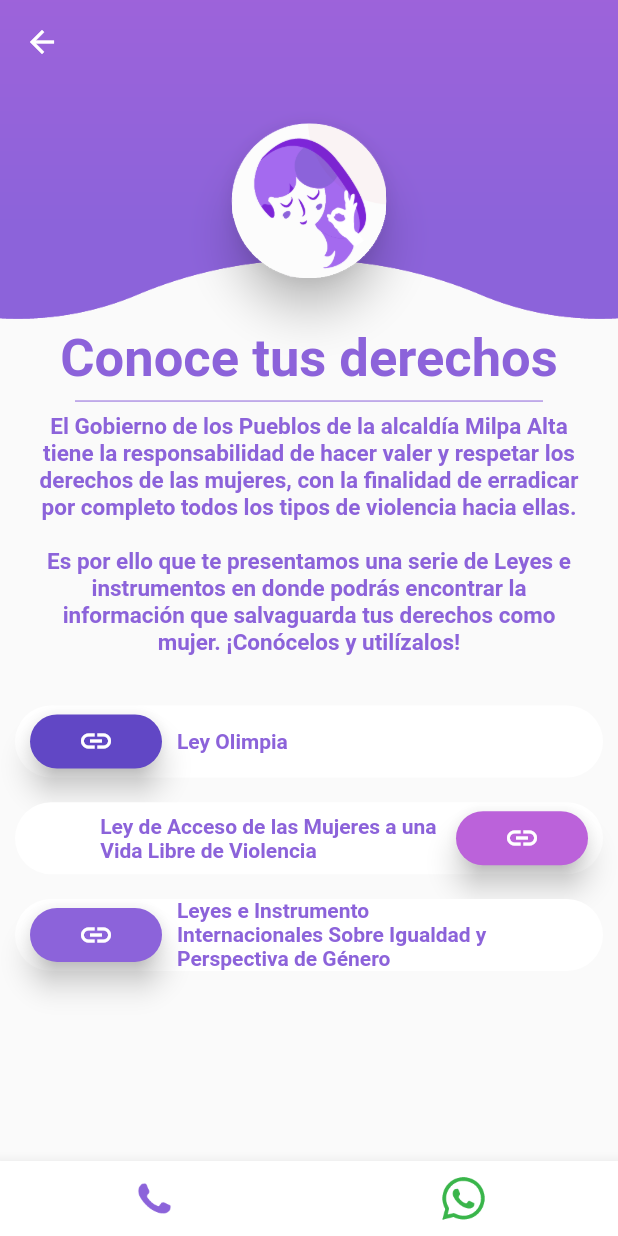
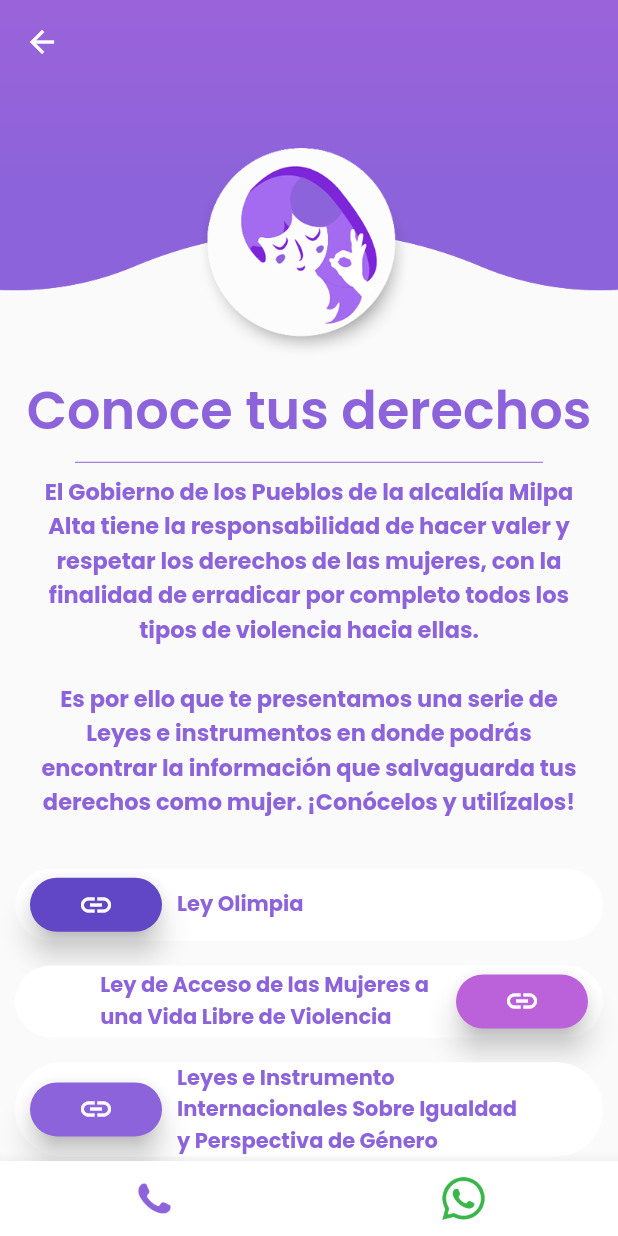
Before and after one commit to aletscst/violencia-cero-mp-app, a Flutter app: the ConoceDerechosPage screen opened by its route, on a phone screen of 412 x 824 dp. Run offline on Flutter 3.47's test engine with Material 2 defaults, Android fonts, the phone set to English and light mode, and no system bars; our stand-ins replace google_maps_flutter, shared_preferences; missing offline and left inert: checkbox_formfield; accounts and stored records are empty.

Commit message:
cambios 09 02 2021

```diff
--- a/lib/main.dart
+++ b/lib/main.dart
@@ -32,6 +32,7 @@ class MyApp extends StatelessWidget {
   @override
   Widget build(BuildContext context) {
     return MaterialApp(
+      theme: ThemeData(fontFamily: 'Poppins'),
       debugShowCheckedModeBanner: false,
       initialRoute: 'inicio',
       routes: <String, WidgetBuilder>{
--- a/lib/src/pages/denuncia/report_page.dart
+++ b/lib/src/pages/denuncia/report_page.dart
@@ -167,7 +167,7 @@ class _ReportPageState extends State<ReportPage> {
     resp.then((response) {
       if (response.status) {
         final DataSuccess success = new DataSuccess(
-            message: 'Denuncia Envida\n Nos comunicaremos contigo pronto',
+            message: 'Denuncia Enviada\n Nos comunicaremos contigo pronto',
             route1: 'inicio',
             route2: 'home');
         Navigator.pushReplacementNamed(context, 'success', arguments: success);
--- a/lib/src/pages/new_desing/conoce_derechos_page.dart
+++ b/lib/src/pages/new_desing/conoce_derechos_page.dart
@@ -27,12 +27,12 @@ class ConoceDerechosPage extends StatelessWidget {
 
   Widget _fondo(Size sizeScreen) {
     return Container(
-      height: sizeScreen.height * .35,
+      height: sizeScreen.height * .30,
       width: sizeScreen.width,
       decoration: BoxDecoration(
         image: DecorationImage(
           alignment: Alignment(0.0, 2.5),
-          image: AssetImage('assets/images/fondoSup.png'),
+          image: AssetImage('assets/images/principal3.png'),
           fit: BoxFit.cover,
         ),
       ),
@@ -42,16 +42,9 @@ class ConoceDerechosPage extends StatelessWidget {
   Widget _elements(Size sizeScreen, BuildContext context) {
     return Container(
       width: double.infinity,
-      padding: EdgeInsets.only(top: sizeScreen.height * 0.06),
+      padding: EdgeInsets.only(top: sizeScreen.height * 0.30),
       child: Column(
         children: [
-          SizedBox(
-            height: sizeScreen.height * 0.04,
-          ),
-          _imgVcero(sizeScreen),
-          SizedBox(
-            height: sizeScreen.height * 0.04,
-          ),
           _derechosText(),
           Container(
             padding: EdgeInsets.symmetric(horizontal: 50.0),
@@ -69,28 +62,17 @@ class ConoceDerechosPage extends StatelessWidget {
     );
   }
 
-  Widget _imgVcero(Size sizeScreen) {
-    return Container(
-      child: Material(
-        elevation: 12.0,
-        shape: CircleBorder(),
-        child: Image(
-          width: sizeScreen.width * 0.25,
-          image: AssetImage('assets/images/principal1.png'),
-        ),
-      ),
-    );
-  }
-
   Widget _derechosText() {
     return Container(
       child: Text(
         'Conoce tus derechos',
         textAlign: TextAlign.center,
         style: TextStyle(
-            fontSize: 35.0,
-            color: Color.fromRGBO(140, 99, 218, 1.0),
-            fontWeight: FontWeight.bold),
+          fontSize: 35.0,
+          //fontFamily: 'Poppins',
+          color: Color.fromRGBO(140, 99, 218, 1.0),
+          //fontWeight: FontWeight.bold,
+        ),
       ),
     );
   }
@@ -108,9 +90,11 @@ class ConoceDerechosPage extends StatelessWidget {
             'como mujer. ¡Conócelos y utilízalos!',
         textAlign: TextAlign.center,
         style: TextStyle(
-            fontSize: 15.0,
-            color: Color.fromRGBO(140, 99, 218, 1.0),
-            fontWeight: FontWeight.bold),
+          fontSize: 15.0,
+          //fontFamily: 'Poppins',
+          color: Color.fromRGBO(140, 99, 218, 1.0),
+          fontWeight: FontWeight.bold,
+        ),
       ),
     );
   }
--- a/lib/src/pages/new_desing/inicio_page.dart
+++ b/lib/src/pages/new_desing/inicio_page.dart
@@ -97,7 +97,7 @@ class InicioPage extends StatelessWidget {
         elevation: 12.0,
         shape: CircleBorder(),
         child: Image(
-          width: sizeScreen.width * 0.25,
+          width: sizeScreen.width * 0.28,
           image: AssetImage('assets/images/principal1.png'),
         ),
       ),
--- a/pubspec.yaml
+++ b/pubspec.yaml
@@ -77,6 +77,12 @@ flutter:
   # "family" key with the font family name, and a "fonts" key with a
   # list giving the asset and other descriptors for the font. For
   # example:
+  fonts:
+    - family: Poppins
+      fonts:
+        - asset: assets/fonts/Poppins-Black.ttf
+        - asset: assets/fonts/Poppins-Bold.ttf
+        - asset: assets/fonts/Poppins-SemiBold.ttf
   # fonts:
   #   - family: Schyler
   #     fonts:
```
Also changed, not shown: lib/src/pages/new_desing/directorio_page.dart (+4 -21 lines), lib/src/pages/new_desing/info_violencia_page.dart (+18 -47 lines), assets/fonts/Poppins-Black.ttf (added), assets/fonts/Poppins-Bold.ttf (added), assets/fonts/Poppins-SemiBold.ttf (added), assets/images/principal3.png (added).
